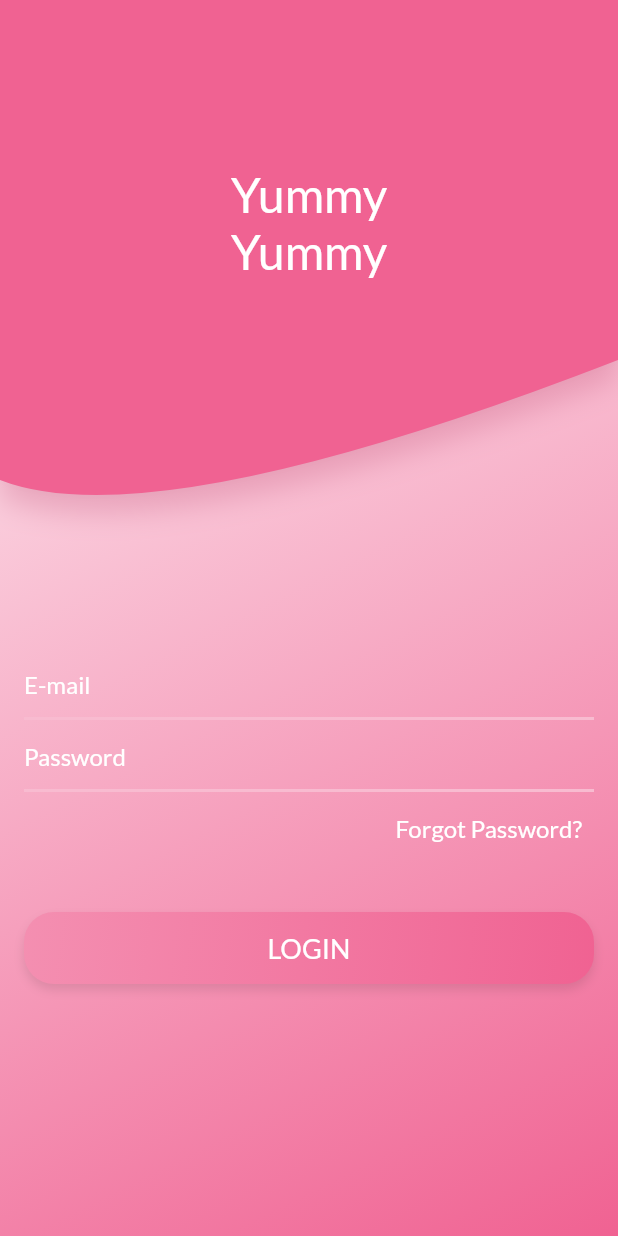
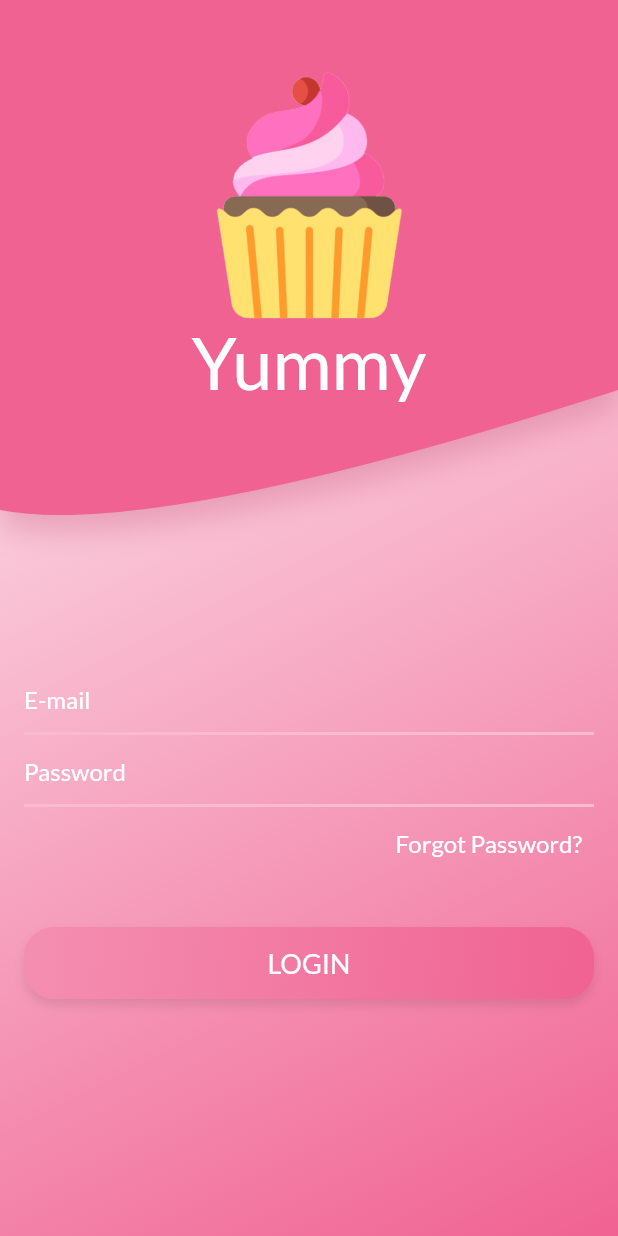
Before and after one commit to KevinKoboriResearch/tcc, a Flutter app: the screen it shows after launch, on a phone screen of 412 x 824 dp. Run offline on Flutter 3.47's test engine with Material 2 defaults, Android fonts, the phone set to English and light mode, and no system bars.

```diff
--- a/lib/main.dart
+++ b/lib/main.dart
@@ -32,8 +32,7 @@ class MyApp extends StatelessWidget {
     //   // systemNavigationBarColor: Colors.green,
     // ));
     SystemChrome.setSystemUIOverlayStyle(SystemUiOverlayStyle(
-      // systemNavigationBarColor: Colors.blue, // navigation bar color
-      statusBarColor: Colors.pink[300], // status bar color
+      statusBarColor: Colors.transparent,
     ));
     return MaterialApp(
       debugShowCheckedModeBanner: false,
--- a/lib/modules/login/login_page.dart
+++ b/lib/modules/login/login_page.dart
@@ -1,7 +1,6 @@
 import 'package:flutter/material.dart';
 import 'package:tcc/modules/app_shell/app_shell_page.dart';
-import 'package:tcc/modules/login/widgets/app_bar_custom_shape.dart';
-import 'package:tcc/modules/revenues/revenues_page.dart';
+import 'package:tcc/modules/login/widgets/login_custom_shape.dart';
 
 class LoginPage extends StatelessWidget {
   const LoginPage({Key key}) : super(key: key);
@@ -20,40 +19,36 @@ class LoginPage extends StatelessWidget {
           ],
         )),
         child: CustomPaint(
-          painter: LoginShapeBorder(240),
+          painter: LoginCustomShape(260),
           child: Padding(
             padding: const EdgeInsets.all(16.0),
-            child: Column(
-              mainAxisAlignment: MainAxisAlignment.center,
-              // crossAxisAlignment: CrossAxisAlignment.end,
+            child: Stack(
               children: [
-                Flexible(
-                  flex: 2,
-                  child: Column(
-                    mainAxisAlignment: MainAxisAlignment.center,
+                Column(
+                  crossAxisAlignment: CrossAxisAlignment.stretch,
                   children: [
-                      Text(
-                        'Yummy',
-                        style: TextStyle(
-                          color: Colors.white,
-                          fontSize: 32,
-                        ),
+                    SizedBox(height: 32),
+                    Column(
+                      children: [
+                        Image.asset(
+                          'assets/logos/yummy_logo.png',
+                          height: MediaQuery.of(context).size.height * 0.2,
                         ),
                         Text(
                           'Yummy',
                           style: TextStyle(
                             color: Colors.white,
-                          fontSize: 32,
+                            fontSize: 48,
                           ),
                         ),
                       ],
                     ),
+                  ],
                 ),
-                Flexible(
-                  flex: 4,
-                  child: Column(
-                    mainAxisAlignment: MainAxisAlignment.center,
+                Column(
+                  mainAxisAlignment: MainAxisAlignment.end,
                   children: [
+                    Spacer(flex: 3),
                     TextField(
                       decoration: InputDecoration(
                         hintText: "E-mail",
@@ -110,7 +105,7 @@ class LoginPage extends StatelessWidget {
                       ),
                     ),
                     SizedBox(height: 32),
-                      Container(
+                    MediaQuery.of(context).viewInsets.bottom == false ? Container() : Container(
                       width: double.infinity,
                       decoration: BoxDecoration(
                         boxShadow: [
@@ -134,8 +129,8 @@ class LoginPage extends StatelessWidget {
                       ),
                       child: ElevatedButton(
                         style: ButtonStyle(
-                            shape: MaterialStateProperty.all<
-                                RoundedRectangleBorder>(
+                          shape:
+                              MaterialStateProperty.all<RoundedRectangleBorder>(
                             RoundedRectangleBorder(
                               borderRadius: BorderRadius.circular(20.0),
                             ),
@@ -172,8 +167,8 @@ class LoginPage extends StatelessWidget {
                         ),
                       ),
                     ),
+                    Spacer(flex: 1),
                   ],
-                  ),
                 ),
               ],
             ),
--- a/lib/modules/login/widgets/app_bar_custom_shape.dart
+++ b/lib/modules/login/widgets/login_custom_shape.dart
@@ -1,9 +1,9 @@
 import 'package:flutter/material.dart';
 
-class LoginShapeBorder extends CustomPainter {
+class LoginCustomShape extends CustomPainter {
   final double curveHeight;
 
-  const LoginShapeBorder(this.curveHeight);
+  const LoginCustomShape(this.curveHeight);
 
   @override
   void paint(Canvas canvas, Size size) {
--- a/lib/modules/revenues/revenues_page.dart
+++ b/lib/modules/revenues/revenues_page.dart
@@ -47,7 +47,7 @@ class _RevenuesPageState extends State<RevenuesPage> {
                 right: 0,
                 top: widget._model.bottom,
                 child: YummyAppBarWidget(
-                  tittle: 'Revenues',
+                  tittle: widget._model.bottom == 0 ? 'Revenues' : '',
                   backArrow: false,
                 ),
               ),
--- a/lib/modules/revenues/widgets/scroll_listener.dart
+++ b/lib/modules/revenues/widgets/scroll_listener.dart
@@ -4,7 +4,7 @@ class ScrollListener extends ChangeNotifier {
   double bottom = 0;
   double _last = 0;
 
-  ScrollListener.initialise(ScrollController controller, [double height = 56]) {
+  ScrollListener.initialise(ScrollController controller, [double height = 48]) {
     controller.addListener(() {
       final current = controller.offset;
       bottom += _last - current;
```
Also changed, not shown: lib/modules/app_shell/app_shell_page.dart (+8 -8 lines), lib/modules/home/home_page.dart (+143 -171 lines), assets/logos/yummy_logo.png (added). Lines whose indentation alone changed are shown as unchanged.
